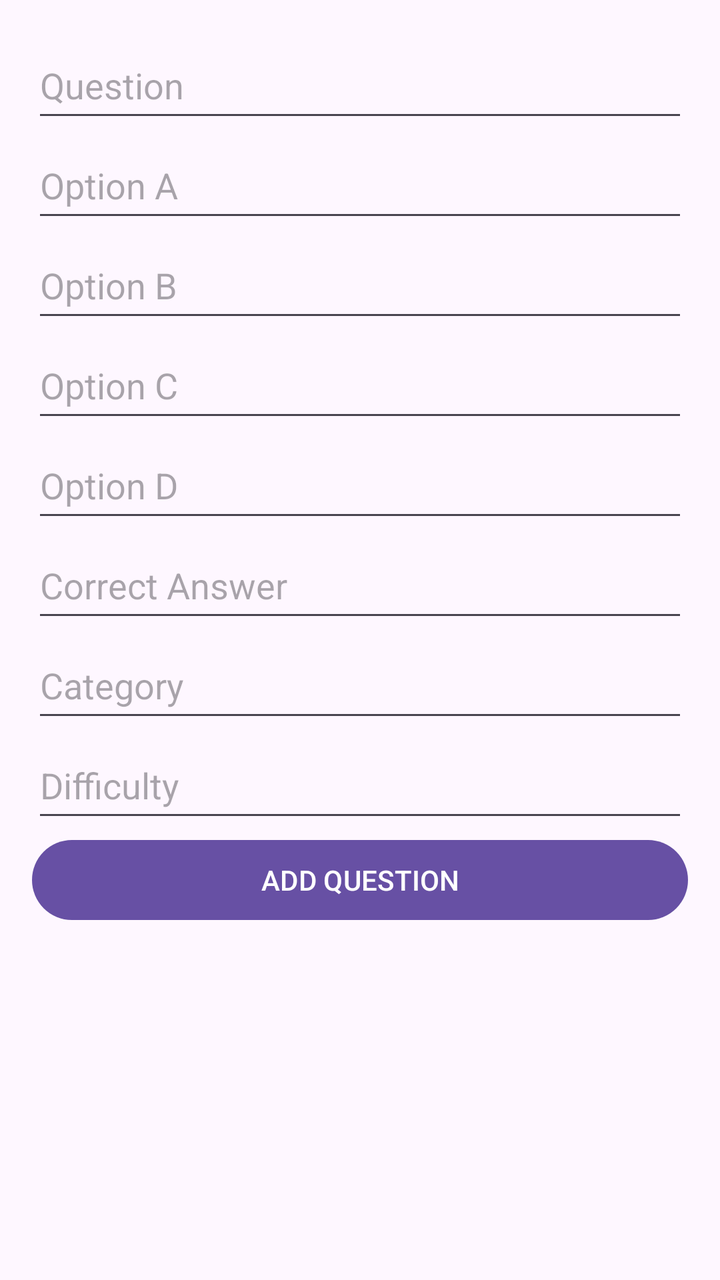
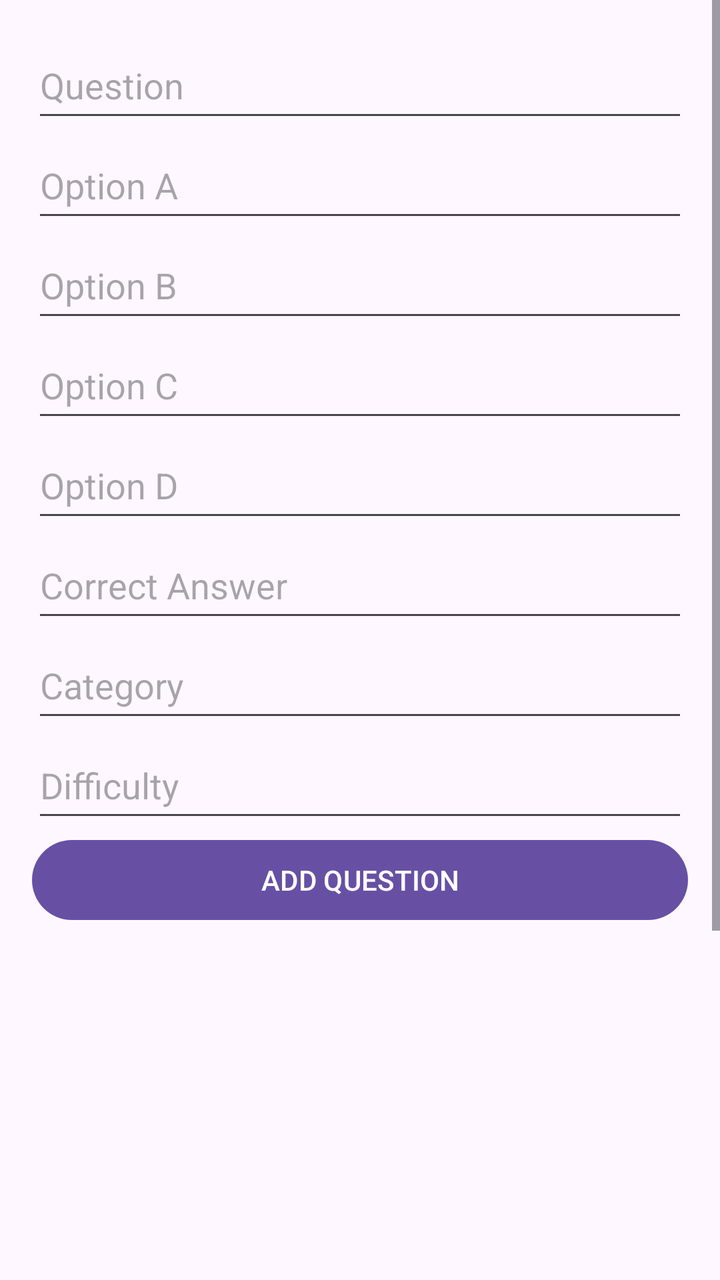

The first picture is an Android layout as it rendered before a commit; the second is the same layout after the commit. The layout source and the unified diff follow.
<!-- AndroidManifest.xml: application theme Theme.OstaniBeden -->
<!-- res/layout/activity_admin.xml -->
<?xml version="1.0" encoding="utf-8"?>
<ScrollView xmlns:android="http://schemas.android.com/apk/res/android"
    xmlns:app="http://schemas.android.com/apk/res-auto"
    xmlns:tools="http://schemas.android.com/tools"
    android:layout_width="match_parent"
    android:layout_height="match_parent"
    tools:context=".AdminActivity">

    <LinearLayout
        android:layout_width="match_parent"
        android:layout_height="wrap_content"
        android:orientation="vertical"
        android:padding="16dp">

        <EditText
            android:id="@+id/etQuestion"
            android:layout_width="match_parent"
            android:layout_height="50dp"
            android:hint="Question" />

        <EditText
            android:id="@+id/etOptionA"
            android:layout_width="match_parent"
            android:layout_height="50dp"
            android:hint="Option A" />

        <EditText
            android:id="@+id/etOptionB"
            android:layout_width="match_parent"
            android:layout_height="50dp"
            android:hint="Option B" />

        <EditText
            android:id="@+id/etOptionC"
            android:layout_width="match_parent"
            android:layout_height="50dp"
            android:hint="Option C" />

        <EditText
            android:id="@+id/etOptionD"
            android:layout_width="match_parent"
            android:layout_height="50dp"
            android:hint="Option D" />

        <EditText
            android:id="@+id/etCorrectAnswer"
            android:layout_width="match_parent"
            android:layout_height="50dp"
            android:hint="Correct Answer" />

        <EditText
            android:id="@+id/etCategory"
            android:layout_width="match_parent"
            android:layout_height="50dp"
            android:hint="Category" />

        <EditText
            android:id="@+id/etDifficulty"
            android:layout_width="match_parent"
            android:layout_height="50dp"
            android:hint="Difficulty" />

        <Button
            android:id="@+id/btnAddQuestion"
            android:layout_width="match_parent"
            android:layout_height="wrap_content"
            android:text="ADD QUESTION" />

    </LinearLayout>

</ScrollView>
<!-- resources referenced by this layout -->
<resources>
  <style name="Theme.OstaniBeden" parent="Base.Theme.OstaniBeden" />
  <style name="Base.Theme.OstaniBeden" parent="Theme.Material3.DayNight.NoActionBar">
          
          
      </style>
</resources>

<!-- the commit's change to res/layout/activity_admin.xml (unified diff, before → after) -->
@@ -66,6 +66,11 @@
             android:layout_height="wrap_content"
             android:text="ADD QUESTION" />
 
+        <androidx.recyclerview.widget.RecyclerView
+            android:id="@+id/recyclerQuestions"
+            android:layout_width="match_parent"
+            android:layout_height="400dp" />
+
     </LinearLayout>
 
 </ScrollView>
